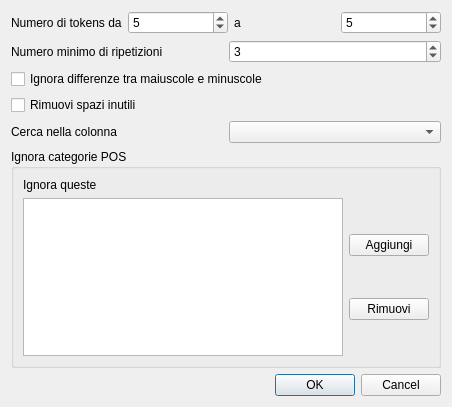
First picture: the form in forms/ripetizioni.ui, repository zorbaproject/Bran, before the edit.
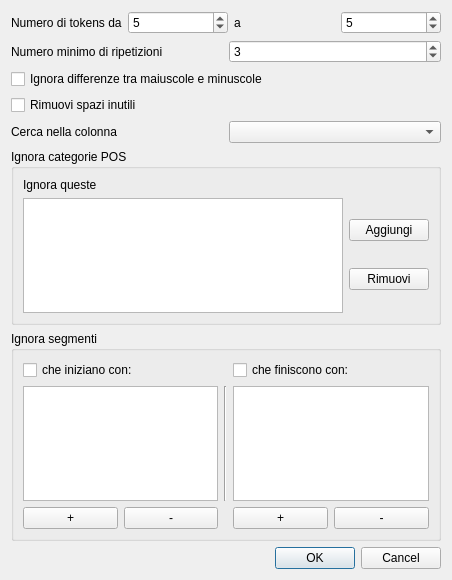
Second picture: the form after the edit.

Commit message: Ignora parole vuote nei segmenti ripetuti

Diff of the .ui file:
```diff
--- a/forms/ripetizioni.ui
+++ b/forms/ripetizioni.ui
@@ -7,7 +7,7 @@
     <x>0</x>
     <y>0</y>
     <width>452</width>
-    <height>407</height>
+    <height>580</height>
    </rect>
   </property>
   <property name="windowTitle">
@@ -129,6 +129,78 @@
      </layout>
     </widget>
    </item>
+   <item>
+    <widget class="QGroupBox" name="groupBox_2">
+     <property name="title">
+      <string>Ignora segmenti</string>
+     </property>
+     <layout class="QGridLayout" name="gridLayout_2">
+      <item row="1" column="0">
+       <widget class="QListWidget" name="vuoteI"/>
+      </item>
+      <item row="0" column="2">
+       <widget class="QCheckBox" name="ignoreF">
+        <property name="text">
+         <string>che finiscono con:</string>
+        </property>
+       </widget>
+      </item>
+      <item row="3" column="2">
+       <layout class="QHBoxLayout" name="horizontalLayout_5">
+        <item>
+         <widget class="QPushButton" name="addF">
+          <property name="text">
+           <string>+</string>
+          </property>
+         </widget>
+        </item>
+        <item>
+         <widget class="QPushButton" name="remF">
+          <property name="text">
+           <string>-</string>
+          </property>
+         </widget>
+        </item>
+       </layout>
+      </item>
+      <item row="0" column="0">
+       <widget class="QCheckBox" name="ignoreI">
+        <property name="text">
+         <string>che iniziano con:</string>
+        </property>
+       </widget>
+      </item>
+      <item row="3" column="0">
+       <layout class="QHBoxLayout" name="horizontalLayout_3">
+        <item>
+         <widget class="QPushButton" name="addI">
+          <property name="text">
+           <string>+</string>
+          </property>
+         </widget>
+        </item>
+        <item>
+         <widget class="QPushButton" name="remI">
+          <property name="text">
+           <string>-</string>
+          </property>
+         </widget>
+        </item>
+       </layout>
+      </item>
+      <item row="1" column="2">
+       <widget class="QListWidget" name="vuoteF"/>
+      </item>
+      <item row="1" column="1">
+       <widget class="Line" name="line">
+        <property name="orientation">
+         <enum>Qt::Vertical</enum>
+        </property>
+       </widget>
+      </item>
+     </layout>
+    </widget>
+   </item>
    <item>
     <widget class="QDialogButtonBox" name="buttonBox">
      <property name="orientation">
```
The commit also changes 7 other files.
